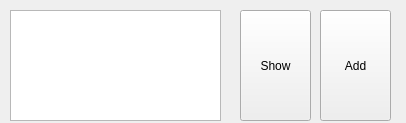
Qt form applications/physics/calibration/imageForCalibrationWidget.ui (PimenovAlexander/corecvs) before a commit.
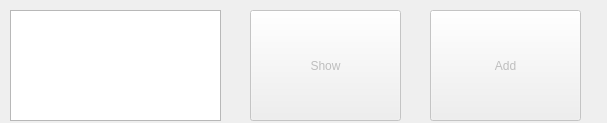
The same form after that commit.

Commit message: Calibration part 5

Diff of the .ui file:
```diff
--- a/applications/physics/calibration/imageForCalibrationWidget.ui
+++ b/applications/physics/calibration/imageForCalibrationWidget.ui
@@ -6,7 +6,7 @@
    <rect>
     <x>0</x>
     <y>0</y>
-    <width>406</width>
+    <width>607</width>
     <height>123</height>
    </rect>
   </property>
@@ -20,11 +20,14 @@
    <string>Form</string>
   </property>
   <widget class="QPushButton" name="addButon">
+   <property name="enabled">
+    <bool>false</bool>
+   </property>
    <property name="geometry">
     <rect>
-     <x>320</x>
+     <x>430</x>
      <y>10</y>
-     <width>71</width>
+     <width>151</width>
      <height>111</height>
     </rect>
    </property>
@@ -33,11 +36,14 @@
    </property>
   </widget>
   <widget class="QPushButton" name="showButon">
+   <property name="enabled">
+    <bool>false</bool>
+   </property>
    <property name="geometry">
     <rect>
-     <x>240</x>
+     <x>250</x>
      <y>10</y>
-     <width>71</width>
+     <width>151</width>
      <height>111</height>
     </rect>
    </property>
```
The commit also changes 5 other files.
